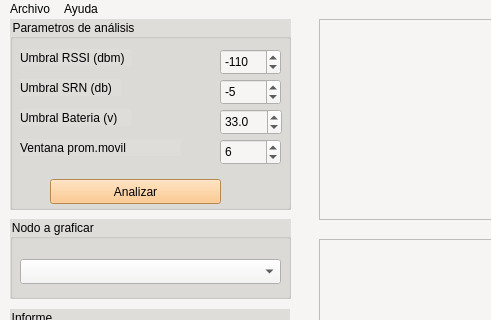
Old version of the form ui_sensores_LoRaWan.ui in the repository FrenchiGod/Sensores-_Agricolas_-LoRaWan; both pictures show x 0 to 491 and y 0 to 320 of the 950 by 715 pixel window.
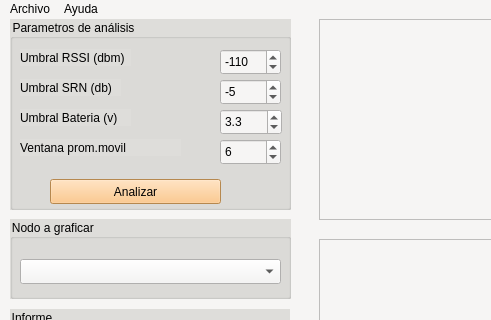
New version of the form.

Commit message: se agrego detalles finales que vuelcan los datos del cvs a la de la tabla en la interfaz grafica, se corrigio error de tipeo en el value de Bateria de 33v a 3.3v

What changed in the file:
```diff
--- a/ui_sensores_LoRaWan.ui
+++ b/ui_sensores_LoRaWan.ui
@@ -147,7 +147,7 @@
       <double>150.000000000000000</double>
      </property>
      <property name="value">
-      <double>33.000000000000000</double>
+      <double>3.300000000000000</double>
      </property>
     </widget>
     <widget class="QSpinBox" name="ventana">
```
The commit also changes 2 other files.
